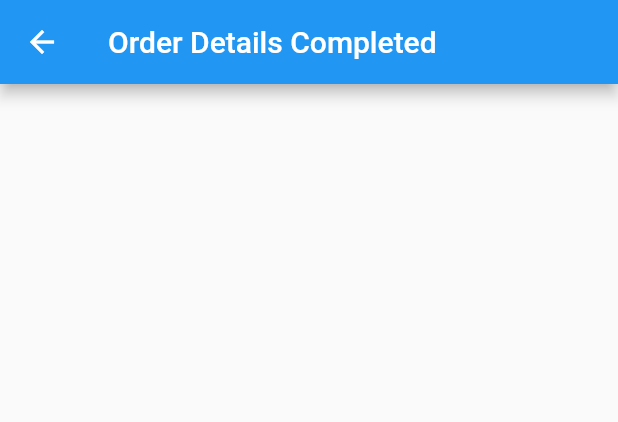
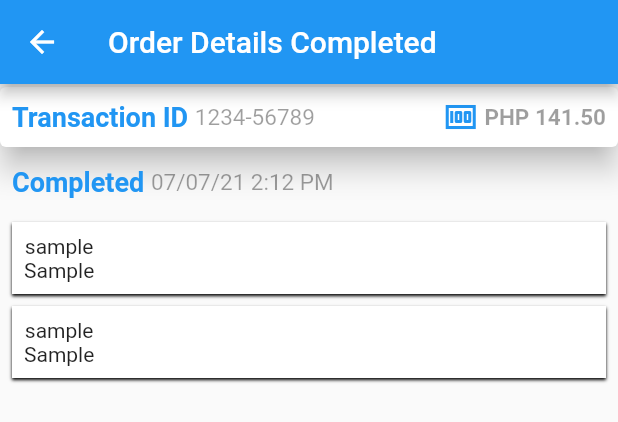
Before and after one commit to javiergenepaul/yoo, a Flutter app: the OrderCompletedWidget widget shown alone on an empty page, opened directly, after a tap on "07/07/21", on a phone screen of 412 x 824 dp. Shown: the top 422 px of the screen. Run offline on Flutter 3.47's test engine with Material 2 defaults, Android fonts, the phone set to English and light mode, and no system bars; our stand-ins replace fl_chart.

Commit message:
Update OrderCompletedDetails

```diff
--- a/yoo_rider_account_page/lib/screens/order_completed_details_page.dart
+++ b/yoo_rider_account_page/lib/screens/order_completed_details_page.dart
@@ -18,6 +18,132 @@ class OrderCompletedDetailsPage extends StatelessWidget {
       appBar: AppBar(
         title: Text("Order Details Completed"),
       ),
+      body: Container(
+        child: Column(
+          children: <Widget>[
+            Card(
+              elevation: 8.0,
+              margin: EdgeInsets.only(top: 2.0, bottom: 5.0),
+              child: Padding(
+                padding: const EdgeInsets.all(8.0),
+                child: Row(
+                  children: <Widget>[
+                    Text("Transaction ID ",
+                        style: TextStyle(
+                            color: Theme.of(context).accentColor,
+                            fontWeight: FontWeight.bold,
+                            fontSize: 18)),
+                    Text(
+                      TransactionID,
+                      style: TextStyle(color: Colors.black38, fontSize: 15),
+                    ),
+                    Spacer(),
+                    Icon(
+                      Icons.money,
+                      color: Theme.of(context).accentColor,
+                    ),
+                    Text(
+                      " PHP " + Rate.toStringAsFixed(2),
+                      style: TextStyle(
+                          color: Colors.black38,
+                          fontWeight: FontWeight.bold,
+                          fontSize: 15),
+                    ),
+                  ],
+                ),
+              ),
+            ),
+            Expanded(
+              child: Container(
+                //color: Colors.amber,
+                child: Column(
+                  children: [
+                    Padding(
+                      padding: const EdgeInsets.all(8.0),
+                      child: Row(
+                        children: <Widget>[
+                          Text(
+                            "Completed ",
+                            style: TextStyle(
+                                color: Theme.of(context).accentColor,
+                                fontWeight: FontWeight.bold,
+                                fontSize: 18),
+                          ),
+                          Text(Schedule,
+                              style: TextStyle(
+                                  color: Colors.black38, fontSize: 15)),
+                          Text(Time,
+                              style: TextStyle(
+                                  color: Colors.black38, fontSize: 15))
+                        ],
+                      ),
+                    ),
+                    Padding(
+                      padding: EdgeInsets.all(8.0),
+                      child: Column(
+                        children: [
+                          Padding(
+                            padding: const EdgeInsets.only(bottom: 8.0),
+                            child: Container(
+                              decoration: BoxDecoration(
+                                  color: Colors.white,
+                                  boxShadow: [
+                                    BoxShadow(
+                                      offset: const Offset(0.0, 1.0),
+                                      blurRadius: 1.0,
+                                    )
+                                  ]),
+                              child: Padding(
+                                padding: const EdgeInsets.all(8.0),
+                                child: Row(
+                                  children: [
+                                    Column(
+                                      children: [
+                                        Text("sample"),
+                                        Text("Sample")
+                                      ],
+                                    ),
+                                  ],
+                                ),
+                              ),
+                            ),
+                          ),
+                          Padding(
+                            padding: const EdgeInsets.only(bottom: 8.0),
+                            child: Container(
+                              decoration: BoxDecoration(
+                                  color: Colors.white,
+                                  boxShadow: [
+                                    BoxShadow(
+                                      offset: const Offset(0.0, 1.0),
+                                      blurRadius: 1.0,
+                                    )
+                                  ]),
+                              child: Padding(
+                                padding: const EdgeInsets.all(8.0),
+                                child: Row(
+                                  children: [
+                                    Column(
+                                      children: [
+                                        Text("sample"),
+                                        Text("Sample")
+                                      ],
+                                    ),
+                                  ],
+                                ),
+                              ),
+                            ),
+                          ),
+                        ],
+                      ),
+                    )
+                  ],
+                ),
+              ),
+            )
+          ],
+        ),
+      ),
     );
   }
 }
--- a/yoo_rider_account_page/lib/widgets/order_completed_widget.dart
+++ b/yoo_rider_account_page/lib/widgets/order_completed_widget.dart
@@ -7,7 +7,7 @@ class OrderCompletedWidget extends StatelessWidget {
     OrderModel(
         TransactionID: "1234-56789",
         Schedule: "07/07/21 ",
-        Time: "2:12PM",
+        Time: "2:12 PM",
         Pickup: "Pickup",
         DropOff: "Drop Off",
         Vehicle: "Motorcycle",
```
